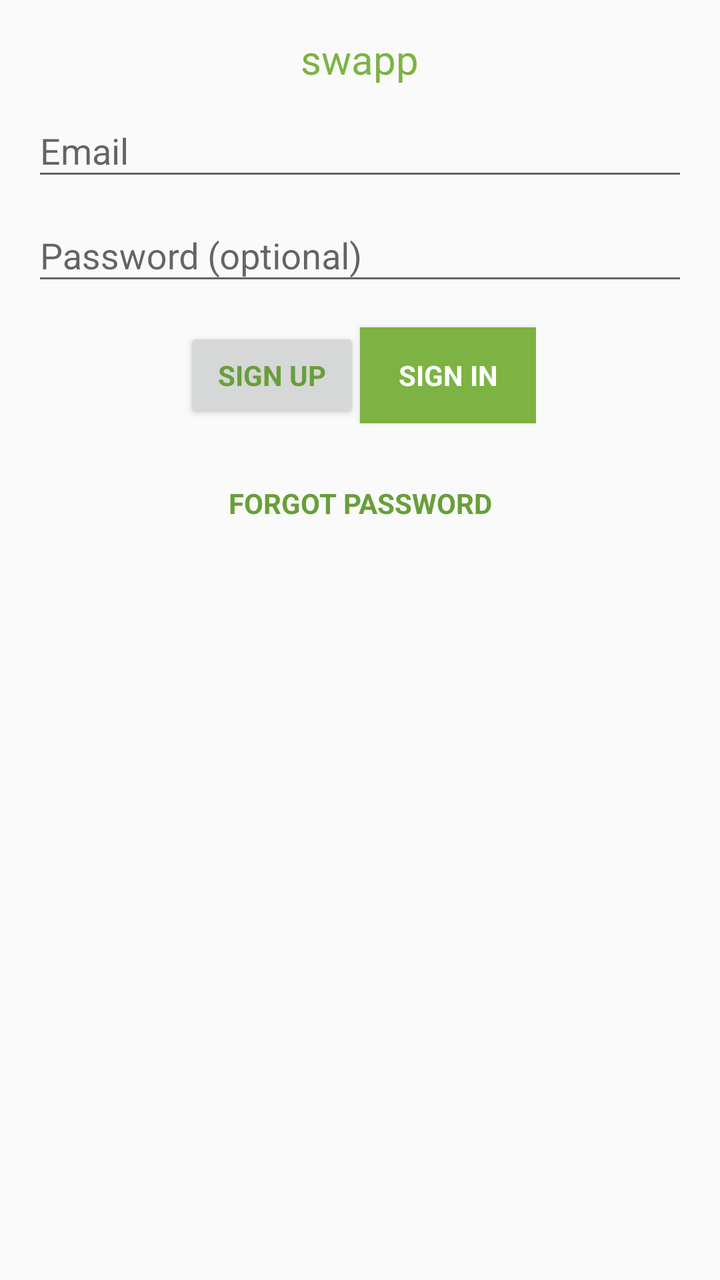
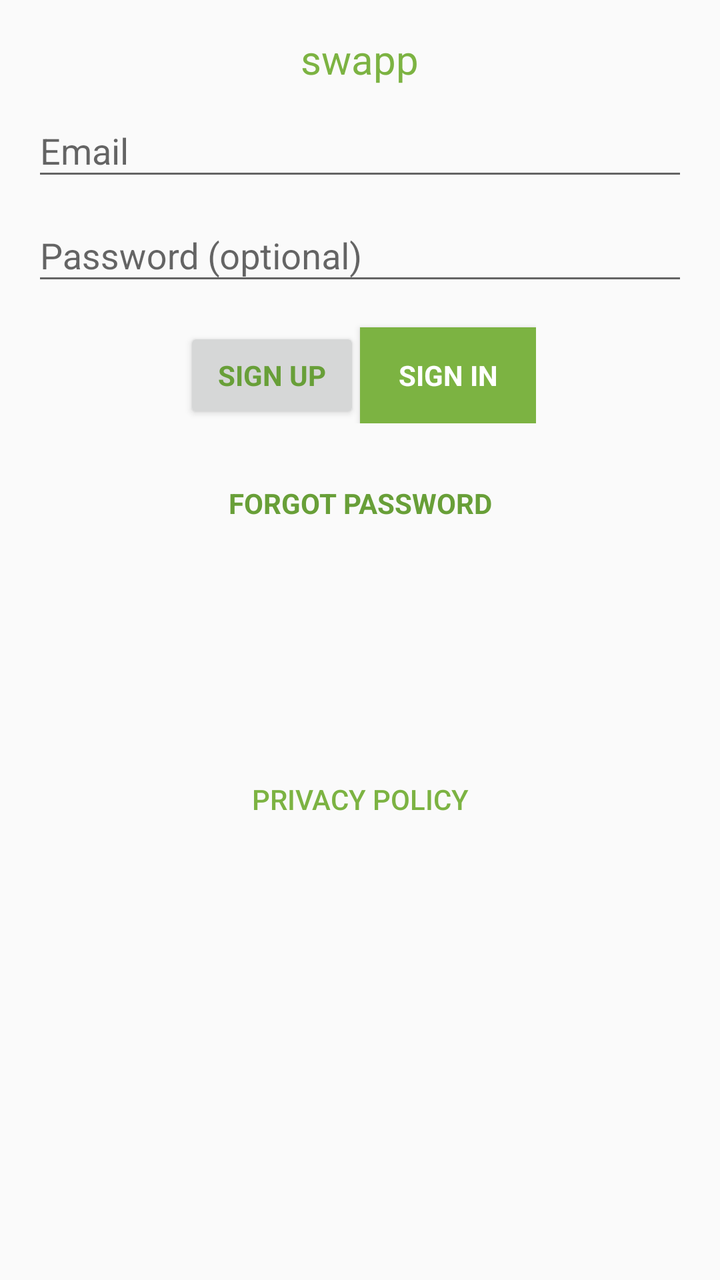

Two renders of the same Android screen: before a commit and after it. Below are the layout's source before the change and the commit's diff.
<!-- AndroidManifest.xml: application theme AppTheme -->
<!-- res/layout/activity_login.xml -->
<?xml version="1.0" encoding="utf-8"?>
<LinearLayout xmlns:android="http://schemas.android.com/apk/res/android"
    xmlns:tools="http://schemas.android.com/tools"
    android:layout_width="match_parent"
    android:layout_height="match_parent"
    android:gravity="center_horizontal"
    android:orientation="vertical"
    android:paddingBottom="@dimen/activity_vertical_margin"
    android:paddingLeft="@dimen/activity_horizontal_margin"
    android:paddingRight="@dimen/activity_horizontal_margin"
    android:paddingTop="@dimen/activity_vertical_margin"
    tools:context=".auth.LoginActivity">

    
    <ProgressBar
        android:id="@+id/login_progress"
        style="?android:attr/progressBarStyleLarge"
        android:layout_width="wrap_content"
        android:layout_height="wrap_content"
        android:layout_marginBottom="8dp"
        android:visibility="gone" />

    <ScrollView
        android:id="@+id/login_form"
        android:layout_width="match_parent"
        android:layout_height="match_parent">

        <LinearLayout
            android:id="@+id/email_login_form"
            android:layout_width="match_parent"
            android:layout_height="wrap_content"
            android:orientation="vertical">

           <TextView
               android:layout_width="wrap_content"
               android:layout_height="wrap_content"
               android:text="swapp"
               android:layout_gravity="center_horizontal"
               android:textColor="@color/colorPrimaryDark"
               android:textSize="20sp"
               />
            <android.support.design.widget.TextInputLayout
                android:layout_width="match_parent"
                android:layout_height="wrap_content">
                <AutoCompleteTextView
                    android:id="@+id/txt_username"
                    android:layout_width="match_parent"
                    android:layout_height="wrap_content"
                    android:hint="@string/prompt_email"
                    android:inputType="textEmailAddress"
                    android:maxLines="1"
                    android:singleLine="true" />

            </android.support.design.widget.TextInputLayout>

            <android.support.design.widget.TextInputLayout
                android:layout_width="match_parent"
                android:layout_height="wrap_content">

                <EditText
                    android:id="@+id/password"
                    android:layout_width="match_parent"
                    android:layout_height="wrap_content"
                    android:hint="@string/prompt_password"
                    android:imeActionId="6"
                    android:imeActionLabel="@string/action_sign_in_short"
                    android:imeOptions="actionUnspecified"
                    android:inputType="textPassword"
                    android:maxLines="1"
                    android:singleLine="true" />

            </android.support.design.widget.TextInputLayout>
            <LinearLayout
                android:layout_width="wrap_content"
                android:layout_height="wrap_content"
                android:orientation="horizontal"
                android:layout_gravity="center_horizontal"
                >
                <Button
                    android:id="@+id/email_sign_up_button"
                    style="?android:textAppearanceSmall"
                    android:layout_width="match_parent"
                    android:layout_height="wrap_content"
                    android:layout_marginTop="16dp"
                    android:text="Sign up"
                    android:textColor="@color/colorPrimary"
                    android:textStyle="bold" />
                <Button
                    android:id="@+id/email_sign_in_button"
                    style="?android:textAppearanceSmall"
                    android:layout_width="match_parent"
                    android:layout_height="wrap_content"
                    android:layout_marginTop="16dp"
                    android:text="@string/action_sign_in"
                    android:background="@color/colorPrimaryDark"
                    android:textColor="@color/colorWhite"
                    android:textStyle="bold" />

            </LinearLayout>
            <Button
                android:id="@+id/forgot_password_in_button"
                style="?android:textAppearanceSmall"
                android:layout_width="match_parent"
                android:layout_height="wrap_content"
                android:layout_marginTop="16dp"
                android:text="Forgot Password"
                android:textColor="@color/colorPrimary"
                android:background="@android:color/transparent"
                android:textStyle="bold"
                />
        </LinearLayout>
    </ScrollView>
</LinearLayout>
<!-- resources referenced by this layout -->
<resources>
  <color name="colorPrimary">#689F38</color>
  <color name="colorPrimaryDark">#7CB342</color>
  <color name="colorWhite">#ffffff</color>
  <dimen name="activity_horizontal_margin">16dp</dimen>
  <dimen name="activity_vertical_margin">16dp</dimen>
  <string name="action_sign_in">Sign in</string>
  <string name="action_sign_in_short">Sign in</string>
  <string name="prompt_email">Email</string>
  <string name="prompt_password">Password (optional)</string>
  <style name="AppTheme" parent="Theme.AppCompat.Light.DarkActionBar">
          
          <item name="colorPrimary">@color/colorPrimary</item>
          <item name="colorPrimaryDark">@color/colorPrimaryDark</item>
          <item name="colorAccent">@color/colorAccent</item>
      </style>
  <color name="colorAccent">#616161</color>
</resources>

<!-- the commit's change to res/layout/activity_login.xml (unified diff, before → after) -->
@@ -108,6 +108,15 @@
                 android:background="@android:color/transparent"
                 android:textStyle="bold"
                 />
+            <Button
+                android:id="@+id/btn_open_privacy"
+                android:layout_marginTop="100dp"
+                android:layout_width="match_parent"
+                android:layout_height="wrap_content"
+                android:background="@android:color/transparent"
+                android:text="Privacy Policy"
+                android:textColor="@color/colorPrimaryDark"
+                />
         </LinearLayout>
     </ScrollView>
 </LinearLayout>
